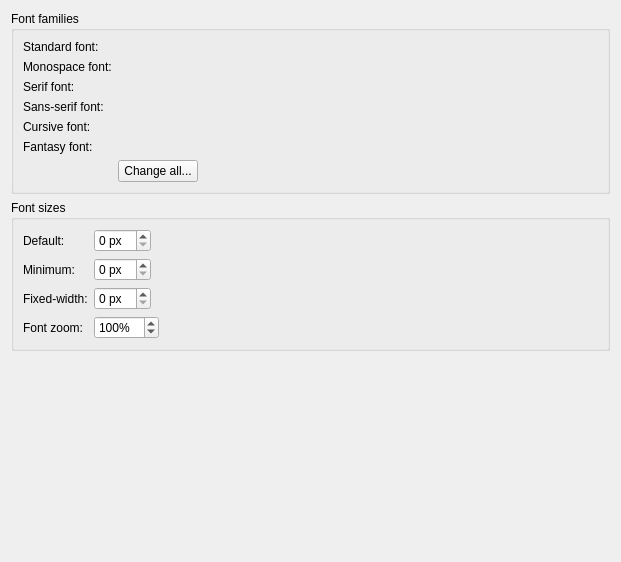
The window that src/util/xsd/wkfontswidget.ui (0xd34df00d/leechcraft) describes before a commit, drawn with Qt 5.
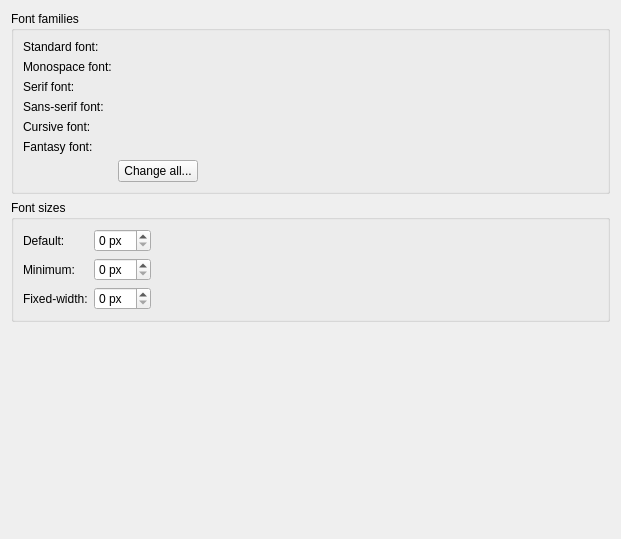
The same window after the commit. Custom widgets are drawn as their Qt base class.

Commit message:
[Overall] Remove support for setting font zoom
It's not portable to QtWebEngine, which, by the looks of it, we'll have
to do eventually.

What changed in the file:
```diff
--- a/src/util/xsd/wkfontswidget.ui
+++ b/src/util/xsd/wkfontswidget.ui
@@ -7,7 +7,7 @@
     <x>0</x>
     <y>0</y>
     <width>621</width>
-    <height>562</height>
+    <height>539</height>
    </rect>
   </property>
   <property name="windowTitle">
@@ -144,29 +144,6 @@
         </property>
        </widget>
       </item>
-      <item row="3" column="0">
-       <widget class="QLabel" name="label_10">
-        <property name="text">
-         <string>Font zoom:</string>
-        </property>
-       </widget>
-      </item>
-      <item row="3" column="1">
-       <widget class="QSpinBox" name="Zoom_">
-        <property name="suffix">
-         <string notr="true">%</string>
-        </property>
-        <property name="minimum">
-         <number>10</number>
-        </property>
-        <property name="maximum">
-         <number>1600</number>
-        </property>
-        <property name="value">
-         <number>100</number>
-        </property>
-       </widget>
-      </item>
      </layout>
     </widget>
    </item>
```
The commit also changes 20 other files.
